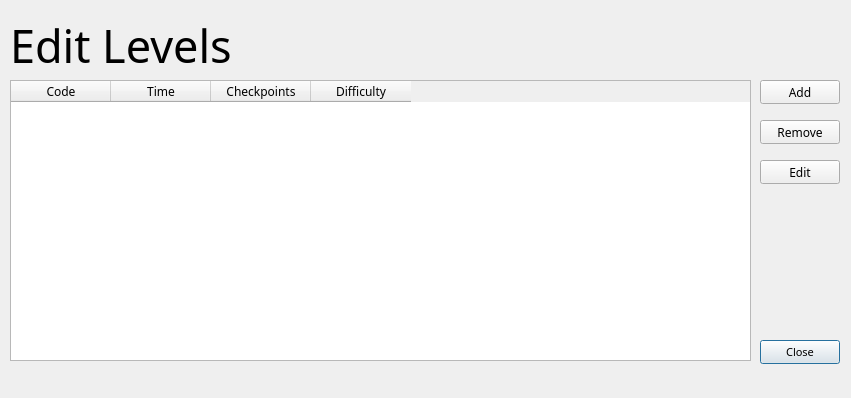
Old version of the form wikiLYNX/ui/editlevel.ui in the repository flamboyantpenguin/wikiLYNX.
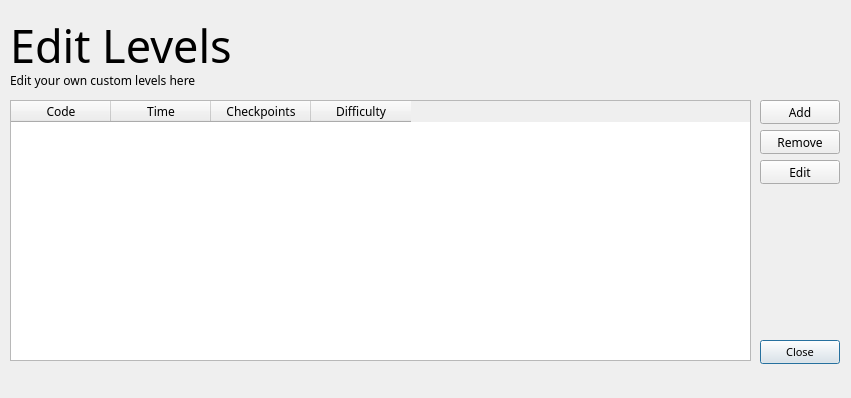
New version of the form.

Patch:
```diff
--- a/wikiLYNX/ui/editlevel.ui
+++ b/wikiLYNX/ui/editlevel.ui
@@ -63,7 +63,7 @@
    <property name="geometry">
     <rect>
      <x>760</x>
-     <y>80</y>
+     <y>100</y>
      <width>80</width>
      <height>24</height>
     </rect>
@@ -76,7 +76,7 @@
    <property name="geometry">
     <rect>
      <x>760</x>
-     <y>120</y>
+     <y>130</y>
      <width>80</width>
      <height>24</height>
     </rect>
@@ -89,9 +89,9 @@
    <property name="geometry">
     <rect>
      <x>10</x>
-     <y>80</y>
+     <y>100</y>
      <width>741</width>
-     <height>281</height>
+     <height>261</height>
     </rect>
    </property>
    <property name="font">
@@ -134,6 +134,19 @@
     <string>Edit</string>
    </property>
   </widget>
+  <widget class="QLabel" name="label_2">
+   <property name="geometry">
+    <rect>
+     <x>10</x>
+     <y>70</y>
+     <width>741</width>
+     <height>21</height>
+    </rect>
+   </property>
+   <property name="text">
+    <string>Edit your own custom levels here</string>
+   </property>
+  </widget>
  </widget>
  <resources/>
  <connections/>
```
